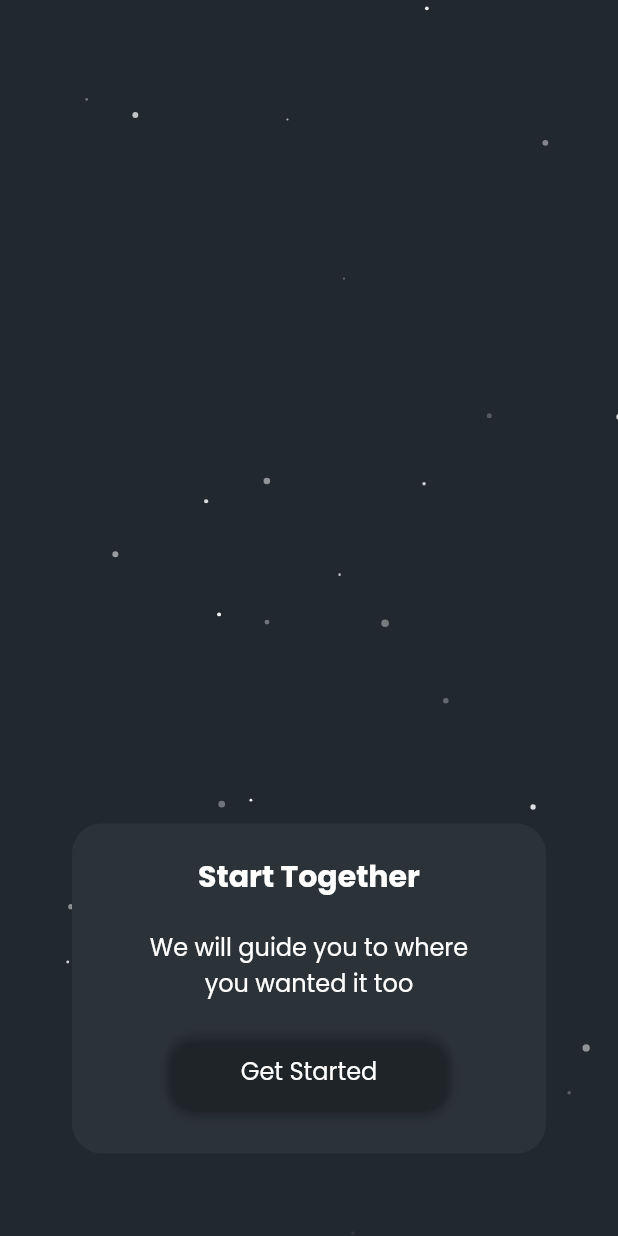
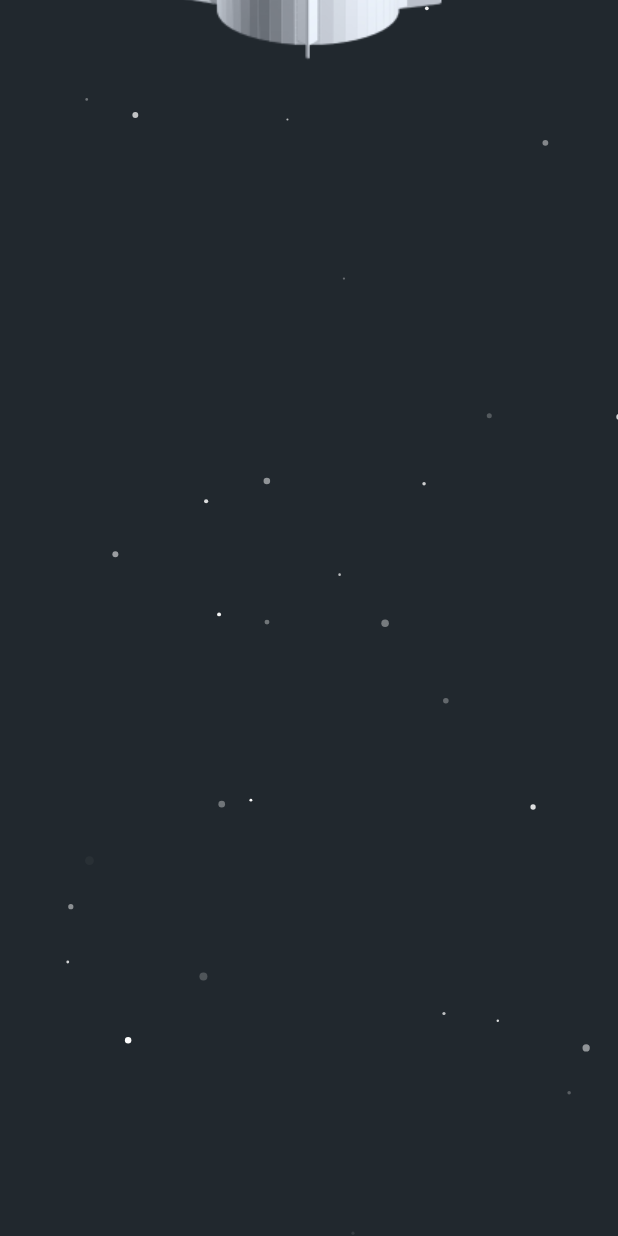
Before and after one commit to DEXOW/tres-amigos_cosmos, a Flutter app: the screen it shows after launch, after a tap on "Get Started", on a phone screen of 412 x 824 dp. Run offline on Flutter 3.47's test engine with Material 2 defaults, Android fonts, the phone set to English and light mode, and no system bars.

Commit message:
Shuttle animation with the text box get_started screen

```diff
--- a/lib/screens/get_started/screen.dart
+++ b/lib/screens/get_started/screen.dart
@@ -10,10 +10,17 @@ class GetStartedScreen extends StatefulWidget {
 
 class _GetStartedScreenState extends State<GetStartedScreen> {
   bool isMoving = false;
+  double containerYPosition = 0.0;
 
   void _startAnimation() {
     setState(() {
       isMoving = true;
+    });
+  }
+
+  void _animateContainer() {
+    setState(() {
+      containerYPosition = 500.0; // Set the Y position you want to animate to
     });
   }
 
@@ -32,7 +39,7 @@ class _GetStartedScreenState extends State<GetStartedScreen> {
             AnimatedStarBackground(
                 screenHeight: screenHeight, screenWidth: screenWidth),
             AnimatedContainer(
-              duration: Duration(seconds: 1),
+              duration: Duration(seconds: 2),
               curve: Curves.easeInOut,
               transform: isMoving
                   ? Matrix4.translationValues(
@@ -49,7 +56,11 @@ class _GetStartedScreenState extends State<GetStartedScreen> {
               mainAxisAlignment: MainAxisAlignment.end, // Vertical alignment
               crossAxisAlignment: CrossAxisAlignment.center,
               children: [
-                Container(
+                AnimatedContainer(
+                  duration: Duration(seconds: 2),
+                  curve: Curves.easeInOut,
+                  transform:
+                      Matrix4.translationValues(0, containerYPosition, 0),
                   alignment: AlignmentDirectional.center,
                   width: 316,
                   height: 220,
@@ -78,6 +89,7 @@ class _GetStartedScreenState extends State<GetStartedScreen> {
                     SizedBox(height: 20),
                     ElevatedButton(
                       onPressed: () {
+                        _animateContainer();
                         _startAnimation();
                       },
                       style: ElevatedButton.styleFrom(
```
